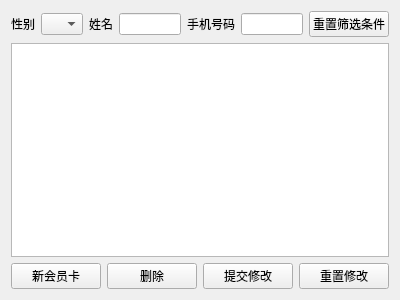
Old version of the form memberwidget.ui in the repository okfanger/xiaofang-supermarket-qt.
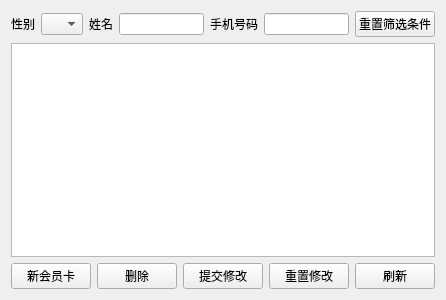
New version of the form.

```diff
--- a/memberwidget.ui
+++ b/memberwidget.ui
@@ -104,6 +104,13 @@
        </property>
       </widget>
      </item>
+     <item>
+      <widget class="QPushButton" name="pushButton_6">
+       <property name="text">
+        <string>刷新</string>
+       </property>
+      </widget>
+     </item>
     </layout>
    </item>
   </layout>
```
